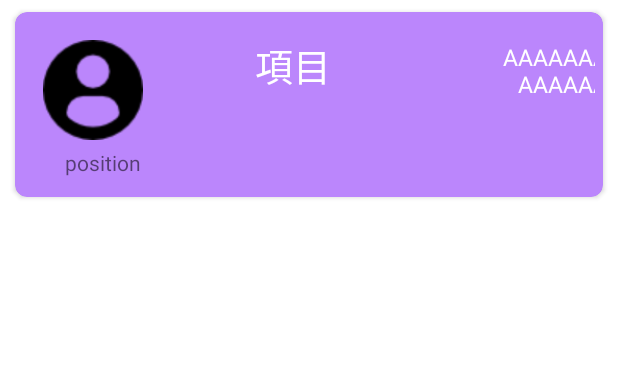
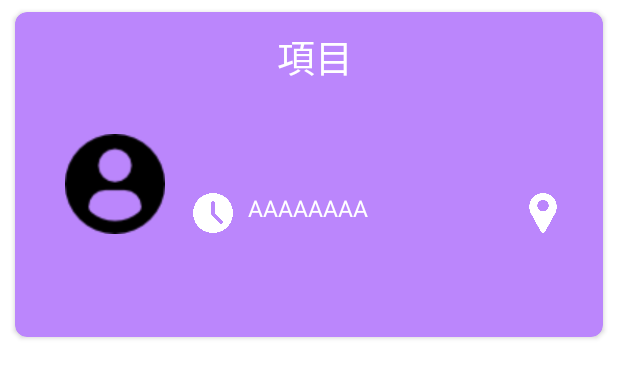
Before and after one commit to OscarShiang/sportlight, an Android app: the layout event_item.xml on its own in the app's theme, with its tools: preview values and no code run, on a phone screen of 412 x 824 dp. Shown: the top 378 px of the screen. Run offline under Robolectric (Android 15) with nearby library versions, the phone set to English and light mode, and no system bars.

Commit message:
Refactor the style of event item

```diff
--- a/app/src/main/java/com/example/sportlight/Adapter.java
+++ b/app/src/main/java/com/example/sportlight/Adapter.java
@@ -32,12 +32,14 @@ public class Adapter extends RecyclerView.Adapter<Adapter.viewHolder> {
     public static class viewHolder extends RecyclerView.ViewHolder {
         public TextView sport, time;
         public ImageView icon;
+        public TextView location;
 
         public viewHolder(@NonNull View itemView) {
             super(itemView);
             sport = itemView.findViewById(R.id.sport);
             time = itemView.findViewById(R.id.time);
             icon = itemView.findViewById(R.id.icon);
+            location = itemView.findViewById(R.id.location);
         }
     }
 
@@ -54,7 +56,8 @@ public class Adapter extends RecyclerView.Adapter<Adapter.viewHolder> {
     public void onBindViewHolder(@NonNull viewHolder holder, int position) {
         SportEvent sport = sportList.get(position);
         holder.sport.setText(sport.getSport());
-        holder.time.setText(sport.getStartAt() + "\n" + sport.getFounder());
+        holder.time.setText(sport.getStartAt());
+        holder.location.setText(sport.getPosition());
         switch(sport.getSport()) {
             case "游泳":
                 holder.icon.setImageResource(R.drawable.swimming);
--- a/app/src/main/java/com/example/sportlight/EventInfo.java
+++ b/app/src/main/java/com/example/sportlight/EventInfo.java
@@ -14,7 +14,7 @@ public class EventInfo extends AppCompatActivity {
     private ApiEntry apiEntry;
 
     private Button backBtn, joinBtn;
-    private TextView sport, date, time, participants;
+    private TextView sport, date, time, participants, location;
 
     private SportEvent info;
 
@@ -37,6 +37,7 @@ public class EventInfo extends AppCompatActivity {
         date = findViewById(R.id.dateText);
         time = findViewById(R.id.timeText);
         participants = findViewById(R.id.partiText);
+        location = findViewById(R.id.locText);
 
         backBtn = findViewById(R.id.backButton);
         joinBtn = findViewById(R.id.joinButton);
@@ -48,6 +49,8 @@ public class EventInfo extends AppCompatActivity {
 
         date.setText(start_at[0]);
         time.setText(start_at[1]);
+
+        location.setText(info.getPosition());
 
         final String[] partiShowText = new String[1];
         partiShowText[0] = "";
@@ -104,6 +107,7 @@ public class EventInfo extends AppCompatActivity {
                 }
 
                 if (ret[0]) {
+                    setResult(RESULT_OK);
                     finish();
                     Toast.makeText(EventInfo.this, "加入成功！", Toast.LENGTH_SHORT).show();
                 } else {
--- a/app/src/main/java/com/example/sportlight/Menu.java
+++ b/app/src/main/java/com/example/sportlight/Menu.java
@@ -39,16 +39,13 @@ public class Menu extends AppCompatActivity {
         setContentView(R.layout.activity_menu);
 
         apiEntry = new ApiEntry();
-
         findObjects();
 
         sportEventList = new ArrayList<SportEvent>();
         updateEvents();
-        buildRecyclerView();
-        updateEvents();
+
         buildRecyclerView();
         clickEvent();
-
     }
 
     private void updateEvents() {
@@ -69,7 +66,6 @@ public class Menu extends AppCompatActivity {
         sportEventList.clear();
         for (int i = 0; i < array[0].length(); i++) {
             try {
-                JSONObject data = (JSONObject) array[0].get(i);
                 SportEvent element = new SportEvent((JSONObject) array[0].get(i));
                 sportEventList.add(element);
             } catch (JSONException e) {
--- a/app/src/main/res/layout/activity_event_info.xml
+++ b/app/src/main/res/layout/activity_event_info.xml
@@ -191,7 +191,7 @@
         android:layout_width="wrap_content"
         android:layout_height="wrap_content"
         android:orientation="horizontal"
-        app:layout_constraintGuide_percent="0.95"/>
+        app:layout_constraintGuide_percent="0.9"/>
     <androidx.constraintlayout.widget.Guideline
         android:id="@+id/v15"
         android:layout_width="wrap_content"
--- a/app/src/main/res/layout/event_item.xml
+++ b/app/src/main/res/layout/event_item.xml
@@ -13,51 +13,86 @@
     app:cardBackgroundColor="@color/purple_200" >
 
     <LinearLayout
-        android:layout_width="wrap_content"
+        android:layout_width="match_parent"
         android:layout_height="wrap_content"
-        android:orientation="vertical" >
-
-        <LinearLayout
-            android:layout_width="wrap_content"
-            android:layout_height="wrap_content"
-            android:orientation="horizontal"
-            android:padding="5dp" >
+        android:orientation="horizontal" >
 
         <ImageView
             android:id="@+id/icon"
             android:layout_width="120px"
             android:layout_height="120px"
+            android:layout_marginStart="30px"
             android:paddingTop="20px"
             android:paddingLeft="20px"
             android:src="@drawable/user"
             android:layout_gravity="center" />
 
+        <LinearLayout
+            android:layout_width="match_parent"
+            android:layout_height="wrap_content"
+            android:orientation="vertical" >
+
             <TextView
                 android:id="@+id/sport"
                 android:layout_width="180dp"
-                android:layout_height="40dp"
+                android:layout_height="wrap_content"
                 android:layout_margin="10dp"
                 android:gravity="center"
                 android:textColor="@color/white"
                 android:text="項目"
                 android:textSize="25sp" />
 
+            <LinearLayout
+                android:layout_width="match_parent"
+                android:layout_height="wrap_content"
+                android:gravity="end"
+                android:paddingBottom="20px"
+                android:paddingEnd="5px"
+                android:orientation="horizontal" >
+
+                <ImageView
+                    android:layout_width="50px"
+                    android:layout_height="50px"
+                    android:paddingTop="10px"
+                    android:layout_marginStart="100px"
+                    android:layout_marginEnd="10px"
+                    android:layout_gravity="center"
+                    android:src="@drawable/clock" />
+
                 <TextView
                     android:id="@+id/time"
-                android:layout_width="130dp"
+                    android:layout_width="wrap_content"
                     android:layout_height="wrap_content"
                     android:textColor="@color/white"
-                android:gravity="right"
-                android:text="AAAAAAAAA\nAAAAAAAA"
-                android:textSize="15sp" />
+                    android:gravity="end"
+                    android:text="AAAAAAAA"
+                    android:textSize="15sp"
+                    android:layout_gravity="center" />
+
+                <ImageView
+                    android:layout_width="50px"
+                    android:layout_height="50px"
+                    android:layout_marginStart="150px"
+                    android:layout_marginEnd="10px"
+                    android:paddingTop="10px"
+                    android:layout_gravity="center"
+                    android:src="@drawable/location" />
+
+                <TextView
+                    android:id="@+id/location"
+                    android:layout_width="wrap_content"
+                    android:layout_height="wrap_content"
+                    android:layout_marginEnd="20px"
+                    android:layout_marginBottom="10px"
+                    android:layout_marginTop="10px"
+                    android:paddingEnd="20px"
+                    android:text="position"
+                    android:textColor="@color/white"
+                    android:gravity="center" />
+
             </LinearLayout>
 
-        <TextView
-            android:layout_width="wrap_content"
-            android:layout_height="wrap_content"
-            android:paddingBottom="20px"
-            android:paddingLeft="50px"
-            android:text="position" />
+        </LinearLayout>
 
     </LinearLayout>
 
```
Also changed, not shown: app/src/main/res/drawable/clock.png (added), app/src/main/res/drawable/location.png (added). Lines whose indentation alone changed are shown as unchanged.
